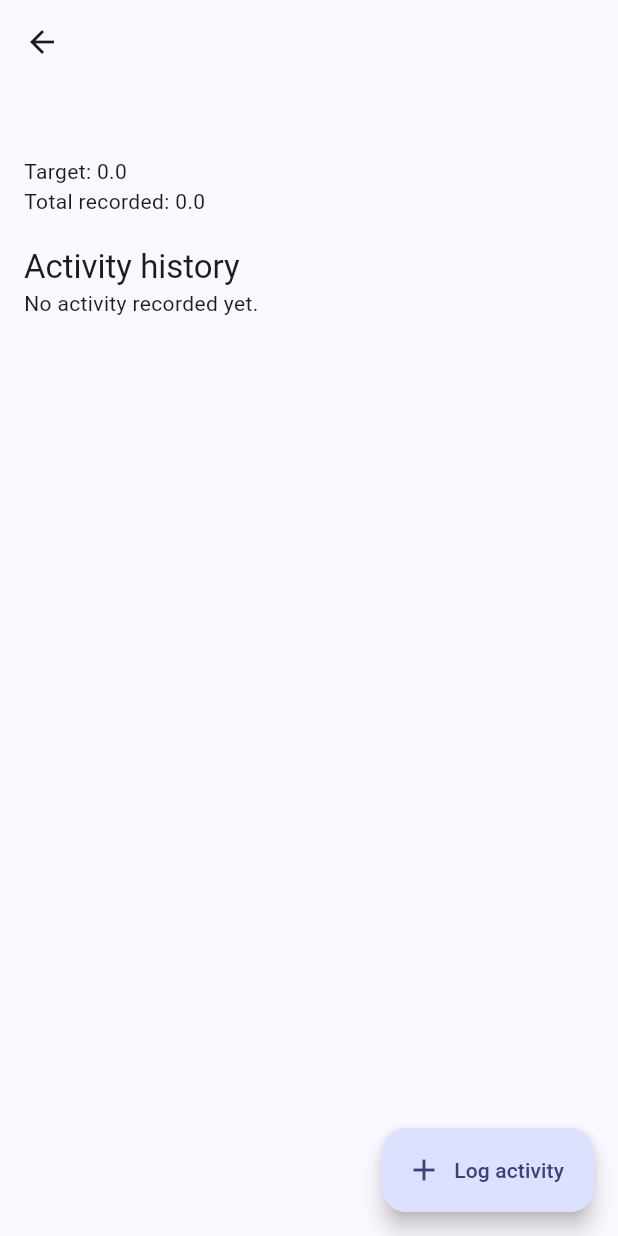
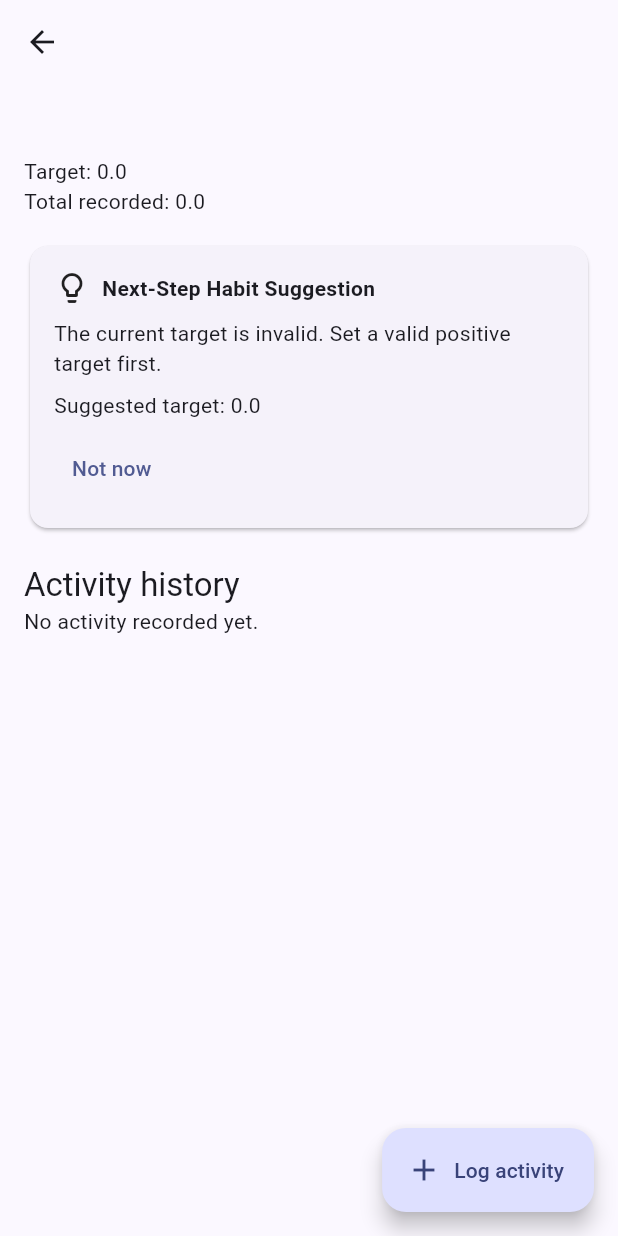
Before and after one commit to nwg02/MAD_project1, a Flutter app: the HabitDetail screen opened directly with empty values, on a phone screen of 412 x 824 dp. Run offline on Flutter 3.47's test engine with Material 3 defaults, Android fonts, the phone set to English and light mode, and no system bars; our stand-ins replace shared_preferences, sqflite; accounts and stored records are empty.

Commit message:
Integrate habit suggestions into detail screen

```diff
--- a/lib/main.dart
+++ b/lib/main.dart
@@ -1,7 +1,8 @@
-
 import 'package:flutter/material.dart';
 import 'package:shared_preferences/shared_preferences.dart';
+
 import 'data/habit_database.dart';
+import 'data/habit_suggestion.dart';
 
 Future<void> main() async {
   WidgetsFlutterBinding.ensureInitialized();
@@ -66,14 +67,8 @@ class _MainScreenState extends State<MainScreen> {
         selectedIndex: tab,
         onDestinationSelected: (value) => setState(() => tab = value),
         destinations: const [
-          NavigationDestination(
-            icon: Icon(Icons.home_outlined),
-            label: 'Home',
-          ),
-          NavigationDestination(
-            icon: Icon(Icons.history),
-            label: 'History',
-          ),
+          NavigationDestination(icon: Icon(Icons.home_outlined), label: 'Home'),
+          NavigationDestination(icon: Icon(Icons.history), label: 'History'),
           NavigationDestination(
             icon: Icon(Icons.settings_outlined),
             label: 'Settings',
@@ -180,7 +175,9 @@ class _DashboardState extends State<Dashboard> {
             style: Theme.of(context).textTheme.headlineMedium,
           ),
           const SizedBox(height: 6),
-          Text('${items.where((h) => h['is_active'] == 1).length} active habits'),
+          Text(
+            '${items.where((h) => h['is_active'] == 1).length} active habits',
+          ),
           const SizedBox(height: 16),
           if (items.isEmpty)
             const Padding(
@@ -213,18 +210,12 @@ class _DashboardState extends State<Dashboard> {
                     if (value == 'toggle') toggle(habit);
                   },
                   itemBuilder: (_) => [
-                    const PopupMenuItem(
-                      value: 'edit',
-                      child: Text('Edit'),
-                    ),
+                    const PopupMenuItem(value: 'edit', child: Text('Edit')),
                     PopupMenuItem(
                       value: 'toggle',
                       child: Text(active ? 'Pause' : 'Activate'),
                     ),
-                    const PopupMenuItem(
-                      value: 'delete',
-                      child: Text('Delete'),
-                    ),
+                    const PopupMenuItem(value: 'delete', child: Text('Delete')),
                   ],
                 ),
               ),
@@ -258,9 +249,7 @@ class _HabitFormState extends State<HabitForm> {
     final h = widget.habit;
     name = TextEditingController(text: h?['name'] as String? ?? '');
     category = TextEditingController(text: h?['category'] as String? ?? '');
-    target = TextEditingController(
-      text: h?['target_amount']?.toString() ?? '',
-    );
+    target = TextEditingController(text: h?['target_amount']?.toString() ?? '');
     unit = TextEditingController(text: h?['target_unit'] as String? ?? '');
   }
 
@@ -295,13 +284,14 @@ class _HabitFormState extends State<HabitForm> {
               ),
               TextFormField(
                 controller: target,
-                keyboardType:
-                    const TextInputType.numberWithOptions(decimal: true),
+                keyboardType: const TextInputType.numberWithOptions(
+                  decimal: true,
+                ),
                 decoration: const InputDecoration(labelText: 'Target amount'),
                 validator: (v) {
                   if (v == null || v.trim().isEmpty) return null;
                   final n = double.tryParse(v);
-                  return n == null || n <= 0
+                  return n == null || !n.isFinite || n <= 0
                       ? 'Enter a number above zero'
                       : null;
                 },
@@ -319,10 +309,7 @@ class _HabitFormState extends State<HabitForm> {
           onPressed: () => Navigator.pop(context, false),
           child: const Text('Cancel'),
         ),
-        FilledButton(
-          onPressed: save,
-          child: const Text('Save'),
-        ),
+        FilledButton(onPressed: save, child: const Text('Save')),
       ],
     );
   }
@@ -357,6 +344,8 @@ class HabitDetail extends StatefulWidget {
 
 class _HabitDetailState extends State<HabitDetail> {
   List<Map<String, Object?>> items = [];
+  double? targetOverride;
+  bool suggestionDismissed = false;
 
   @override
   void initState() {
@@ -365,8 +354,9 @@ class _HabitDetailState extends State<HabitDetail> {
   }
 
   Future<void> load() async {
-    final result =
-        await HabitDatabase.instance.entries(widget.habit['id'] as int);
+    final result = await HabitDatabase.instance.entries(
+      widget.habit['id'] as int,
+    );
     if (mounted) setState(() => items = result);
   }
 
@@ -388,8 +378,9 @@ class _HabitDetailState extends State<HabitDetail> {
             children: [
               TextFormField(
                 controller: amountController,
-                keyboardType:
-                    const TextInputType.numberWithOptions(decimal: true),
+                keyboardType: const TextInputType.numberWithOptions(
+                  decimal: true,
+                ),
                 decoration: InputDecoration(
                   labelText:
                       'Amount (${widget.habit['target_unit'] ?? 'units'})',
@@ -430,7 +421,8 @@ class _HabitDetailState extends State<HabitDetail> {
     if (result == null) return;
 
     final today = DateTime.now();
-    final date = '${today.year.toString().padLeft(4, '0')}-'
+    final date =
+        '${today.year.toString().padLeft(4, '0')}-'
         '${today.month.toString().padLeft(2, '0')}-'
         '${today.day.toString().padLeft(2, '0')}';
 
@@ -445,9 +437,95 @@ class _HabitDetailState extends State<HabitDetail> {
     await load();
   }
 
+  Future<void> applySuggestion(double amount) async {
+    final updatedHabit = Map<String, Object?>.from(widget.habit);
+    updatedHabit['target_amount'] = amount;
+
+    final saved = await showDialog<bool>(
+      context: context,
+      builder: (_) => HabitForm(habit: updatedHabit),
+    );
+
+    if (saved != true || !mounted) return;
+
+    final savedHabits = await HabitDatabase.instance.habits();
+    final savedHabit = savedHabits.firstWhere(
+      (habit) => habit['id'] == widget.habit['id'],
+    );
+
+    setState(() {
+      targetOverride = (savedHabit['target_amount'] as num?)?.toDouble();
+      suggestionDismissed = true;
+    });
+  }
+
+  Widget suggestionCard(HabitSuggestion suggestion, double? target) {
+    final canApply =
+        target != null && target.isFinite && target > 0 && items.isNotEmpty;
+
+    return Card(
+      child: Padding(
+        padding: const EdgeInsets.all(16),
+        child: Column(
+          crossAxisAlignment: CrossAxisAlignment.start,
+          children: [
+            const Row(
+              children: [
+                Icon(Icons.lightbulb_outline),
+                SizedBox(width: 8),
+                Expanded(
+                  child: Text(
+                    'Next-Step Habit Suggestion',
+                    style: TextStyle(fontWeight: FontWeight.bold),
+                  ),
+                ),
+              ],
+            ),
+            const SizedBox(height: 8),
+            Text(suggestion.reason),
+            const SizedBox(height: 8),
+            Text(
+              'Suggested target: '
+              '${suggestion.recommendedAmount.toStringAsFixed(1)} '
+              '${widget.habit['target_unit'] ?? ''}',
+            ),
+            const SizedBox(height: 8),
+            Wrap(
+              spacing: 8,
+              children: [
+                if (canApply)
+                  FilledButton(
+                    onPressed: () =>
+                        applySuggestion(suggestion.recommendedAmount),
+                    child: const Text('Apply'),
+                  ),
+                TextButton(
+                  onPressed: () {
+                    setState(() => suggestionDismissed = true);
+                  },
+                  child: const Text('Not now'),
+                ),
+              ],
+            ),
+          ],
+        ),
+      ),
+    );
+  }
+
   @override
   Widget build(BuildContext context) {
-    final target = (widget.habit['target_amount'] as num?)?.toDouble();
+    final target =
+        targetOverride ?? (widget.habit['target_amount'] as num?)?.toDouble();
+
+    final suggestion = suggestNextTarget(
+      currentTarget: target ?? 0,
+      recentAmounts: items
+          .take(5)
+          .map((entry) => (entry['amount'] as num).toDouble())
+          .toList(),
+    );
+
     final total = items.fold<double>(
       0,
       (sum, e) => sum + (e['amount'] as num).toDouble(),
@@ -472,9 +550,9 @@ class _HabitDetailState extends State<HabitDetail> {
             'Target: ${target ?? 'Not set'} '
             '${widget.habit['target_unit'] ?? ''}',
           ),
-          Text(
-            'Total recorded: $total ${widget.habit['target_unit'] ?? ''}',
-          ),
+          Text('Total recorded: $total ${widget.habit['target_unit'] ?? ''}'),
+          const SizedBox(height: 16),
+          if (!suggestionDismissed) suggestionCard(suggestion, target),
           const SizedBox(height: 20),
           Text(
             'Activity history',
@@ -516,8 +594,9 @@ class _HabitDetailState extends State<HabitDetail> {
                     );
 
                     if (confirm == true) {
-                      await HabitDatabase.instance
-                          .deleteEntry(entry['id'] as int);
+                      await HabitDatabase.instance.deleteEntry(
+                        entry['id'] as int,
+                      );
                       await load();
                     }
                   },
@@ -581,11 +660,13 @@ class _HistoryScreenState extends State<HistoryScreen> {
       (sum, e) => sum + (e['amount'] as num).toDouble(),
     );
 
-    final average =
-        filteredEntries.isEmpty ? 0.0 : total / filteredEntries.length;
+    final average = filteredEntries.isEmpty
+        ? 0.0
+        : total / filteredEntries.length;
 
-    final completedCount =
-        filteredEntries.where((entry) => entry['completed'] == 1).length;
+    final completedCount = filteredEntries
+        .where((entry) => entry['completed'] == 1)
+        .length;
 
     final completionRate = filteredEntries.isEmpty
         ? 0.0
@@ -638,8 +719,9 @@ class _HistoryScreenState extends State<HistoryScreen> {
         SizedBox(height: compact ? 6 : 12),
         Card(
           child: ListTile(
-            visualDensity:
-                compact ? VisualDensity.compact : VisualDensity.standard,
+            visualDensity: compact
+                ? VisualDensity.compact
+                : VisualDensity.standard,
             leading: const Icon(Icons.insights),
             title: Text('${filteredEntries.length} activity entries'),
             subtitle: Text(
@@ -661,8 +743,9 @@ class _HistoryScreenState extends State<HistoryScreen> {
           ...habitSummaries.entries.map(
             (item) => Card(
               child: ListTile(
-                visualDensity:
-                    compact ? VisualDensity.compact : VisualDensity.standard,
+                visualDensity: compact
+                    ? VisualDensity.compact
+                    : VisualDensity.standard,
                 title: Text(item.key),
                 subtitle: Text('${item.value['count']} activity entries'),
                 trailing: Text(
@@ -679,8 +762,9 @@ class _HistoryScreenState extends State<HistoryScreen> {
         else
           ...filteredEntries.map(
             (e) => ListTile(
-              visualDensity:
-                  compact ? VisualDensity.compact : VisualDensity.standard,
+              visualDensity: compact
+                  ? VisualDensity.compact
+                  : VisualDensity.standard,
               title: Text(e['habit_name'] as String),
               subtitle: Text(
                 '${e['entry_date']} • ${e['amount']}'
```
